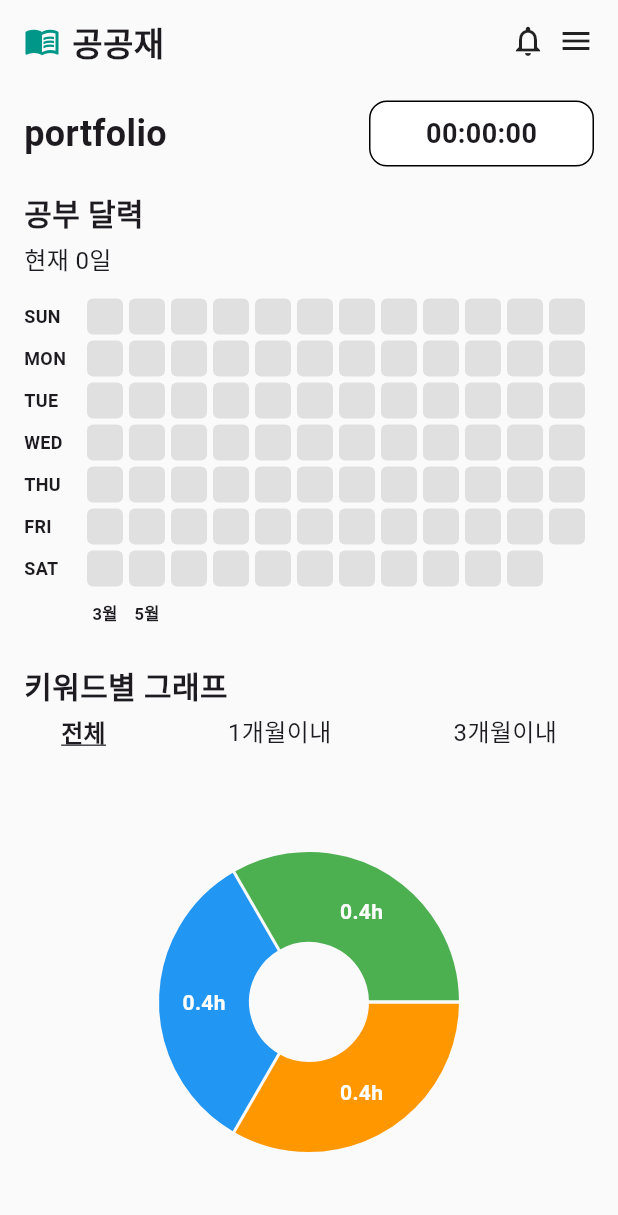
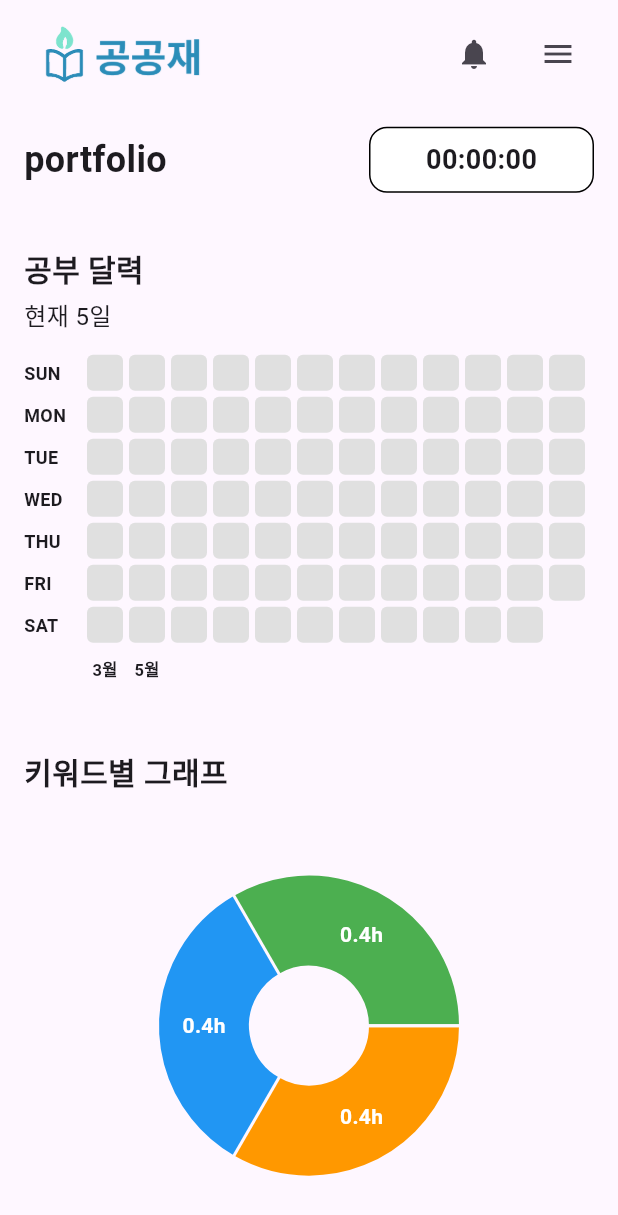
Before and after one commit to szoon2426/Mobile_Gong, a Flutter app: the PortfolioPage screen opened directly, on a phone screen of 412 x 824 dp. Shown: the top 1215 px of the screen. Run offline on Flutter 3.47's test engine with Material 3 defaults, Android fonts, the phone set to English and light mode, and no system bars; drawn by our look-alikes of fl_chart; our stand-ins replace carousel_slider.

Commit message:
db연결 후 보여주는것 외에 기능은 완성

```diff
--- a/lib/main.dart
+++ b/lib/main.dart
@@ -1,4 +1,5 @@
 import 'package:flutter/material.dart';
+import 'package:gong_gong_jae/main_navigationBar.dart';
 import 'pages/portfolio.dart'; // PortfolioPage를 가져옴
 import 'pages/contest.dart';
 import 'pages/community.dart';
@@ -12,7 +13,8 @@ class MyApp extends StatelessWidget {
   Widget build(BuildContext context) {
     return MaterialApp(
       debugShowCheckedModeBanner: false,
-      home: PortfolioPage(),
+      home: MainNavigationPage()
+      //home: PortfolioPage(),
       //home: CommunityPage(), // 시작화면을 PortfolioPage로
       //home: ContestPage(),
     );
--- a/lib/pages/portfolio.dart
+++ b/lib/pages/portfolio.dart
@@ -1,9 +1,13 @@
 import 'dart:math';
 import 'package:flutter/material.dart';
+import 'package:gong_gong_jae/pages/community.dart';
+import 'package:gong_gong_jae/pages/contest.dart';
+import 'package:gong_gong_jae/widgets/signup.dart';
 import '../widgets/header_section.dart';
 import '../widgets/timer_widget.dart';
 import '../widgets/portfolio/study_calendar.dart';
 import '../widgets/portfolio/pie_chart.dart';
+import '../widgets/login.dart';
 
 class PortfolioPage extends StatefulWidget {
   const PortfolioPage({super.key});
@@ -54,14 +58,44 @@ class _PortfolioPageState extends State<PortfolioPage> {
   @override
   Widget build(BuildContext context) {
     return Scaffold(
-      backgroundColor: Colors.grey[50],
+      drawer: Drawer(
+        child: ListView(
+          padding: EdgeInsets.zero,
+          children: [
+            const DrawerHeader(
+              decoration: BoxDecoration(color: Colors.teal),
+              child: Text('메뉴', style: TextStyle(color: Colors.white, fontSize: 24)),
+            ),
+            ListTile(
+              leading: Icon(Icons.login),
+              title: Text('로그인'),
+              onTap: () {
+                Navigator.pop(context); // 닫기
+                Navigator.push(
+                  context,
+                  MaterialPageRoute(builder: (context) => LoginPage()),
+                );
+              },
+            ),
+            ListTile(
+              leading: Icon(Icons.app_registration),
+              title: Text('회원가입'),
+              onTap: () {
+                Navigator.pop(context);
+                Navigator.push(
+                  context,
+                  MaterialPageRoute(builder: (context) => SignupPage()),
+                );
+              },
+            ),
+          ],
+        ),
+      ),
       body: SafeArea(
         child: Column(
           crossAxisAlignment: CrossAxisAlignment.start,
           children: [
             const HeaderSection(),
-
-            /// ✅ portfolio + TimerWidget (오버레이 방식)
             Padding(
               padding: const EdgeInsets.fromLTRB(16, 12, 16, 4),
               child: Row(
@@ -80,20 +114,20 @@ class _PortfolioPageState extends State<PortfolioPage> {
                 ],
               ),
             ),
+            SizedBox(height:20),
             _buildSectionTitle('공부 달력'),
             const Padding(
               padding: EdgeInsets.symmetric(horizontal: 16.0),
-              child: Text('현재 0일', style: TextStyle(fontSize: 16)),
+              child: Text('현재 5일', style: TextStyle(fontSize: 16)),
             ),
             StudyCalendar(
               dates: dates,
               months: months,
               studyTimes: studyTimes,
             ),
-
+            SizedBox(height: 20,),
             _buildSectionTitle('키워드별 그래프'),
-            _buildPeriodTabs(),
-            const SizedBox(height: 12),
+            SizedBox(height: 10,),
 
             Expanded(
               child: PieChartWidget(studyTimes: studyTimes),
@@ -113,25 +147,4 @@ class _PortfolioPageState extends State<PortfolioPage> {
       ),
     );
   }
-
-  Widget _buildPeriodTabs() {
-    const periods = ["전체", "1개월이내", "3개월이내"];
-    return Row(
-      mainAxisAlignment: MainAxisAlignment.spaceAround,
-      children: List.generate(periods.length, (index) {
-        final isSelected = selectedPeriod == index;
-        return GestureDetector(
-          onTap: () => _onPeriodSelected(index),
-          child: Text(
-            periods[index],
-            style: TextStyle(
-              fontSize: 16,
-              fontWeight: isSelected ? FontWeight.bold : FontWeight.normal,
-              decoration: isSelected ? TextDecoration.underline : null,
-            ),
-          ),
-        );
-      }),
-    );
-  }
 }
--- a/lib/widgets/header_section.dart
+++ b/lib/widgets/header_section.dart
@@ -10,21 +10,56 @@ class HeaderSection extends StatelessWidget {
       child: Row(
         mainAxisAlignment: MainAxisAlignment.spaceBetween,
         children: [
-          const Row(
+          Row(
             children: [
-              Icon(Icons.menu_book, color: Colors.teal),
-              SizedBox(width: 8),
-              Text(
-                '공공재',
-                style: TextStyle(fontSize: 22, fontWeight: FontWeight.bold),
+              Image.asset(
+                  'assets/images/gong_logo.png',
+                  width: 120,
               ),
             ],
           ),
           Row(
             children: [
-              const Icon(Icons.notifications_none),
+              IconButton(
+                icon: const Icon(Icons.notifications),
+                onPressed: () {
+                  showDialog(
+                    context: context,
+                    builder: (context) => AlertDialog(
+                      title: const Text('알림'),
+                      content: Column(
+                        mainAxisSize: MainAxisSize.min,
+                        children: const [
+                          ListTile(
+                            leading: Icon(Icons.campaign),
+                            title: Text('새로운 공지가 있습니다.'),
+                          ),
+                          Divider(),
+                          ListTile(
+                            leading: Icon(Icons.chat),
+                            title: Text('댓글이 달렸습니다.'),
+                          ),
+                        ],
+                      ),
+                      actions: [
+                        TextButton(
+                          onPressed: () => Navigator.of(context).pop(),
+                          child: const Text('닫기'),
+                        ),
+                      ],
+                    ),
+                  );
+                },
+              ),
               const SizedBox(width: 8),
-              const Icon(Icons.menu),
+              Builder(
+                builder: (context) {
+                  return IconButton(
+                    icon: const Icon(Icons.menu),
+                    onPressed: () => Scaffold.of(context).openDrawer(),
+                  );
+                },
+              ),
             ],
           ),
         ],
--- a/pubspec.yaml
+++ b/pubspec.yaml
@@ -63,6 +63,7 @@ flutter:
   # To add assets to your application, add an assets section, like this:
   assets:
     - assets/images/gong_logo.png
+    - assets/images/login_logo.png
   #   - images/a_dot_ham.jpeg
 
   # An image asset can refer to one or more resolution-specific "variants", see
```
Also changed, not shown: lib/main_navigationBar.dart (added, +64 -0 lines), lib/pages/community.dart (+41 -13 lines), lib/pages/contest.dart (+41 -14 lines), lib/widgets/login.dart (added, +129 -0 lines), lib/widgets/signup.dart (added, +151 -0 lines), assets/images/login_logo.png (added).
